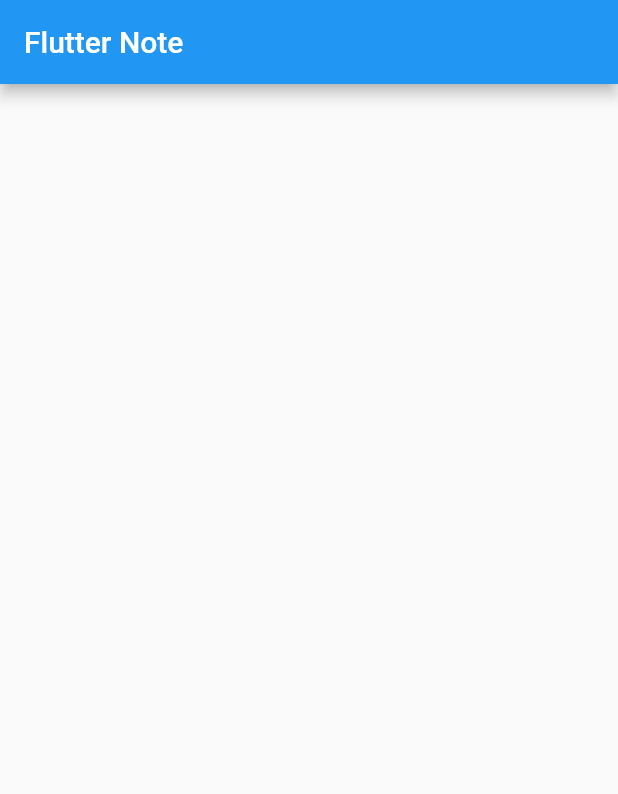
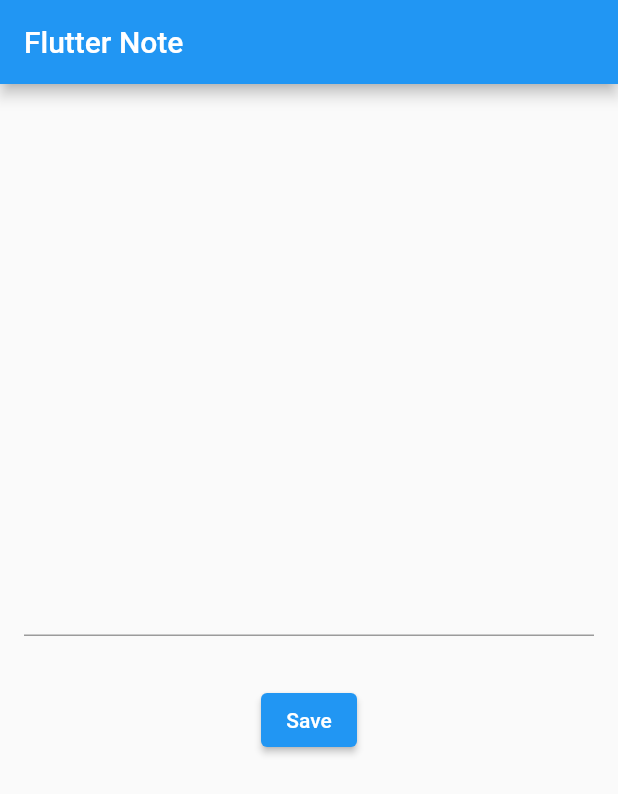
Before and after one commit to k3forx/flutter_note, a Flutter app: the screen it shows after launch, on a phone screen of 412 x 824 dp. Shown: the top 794 px of the screen. Run offline on Flutter 3.47's test engine with Material 2 defaults, Android fonts, the phone set to English and light mode, and no system bars.

Commit message:
update widgets

```diff
--- a/lib/main.dart
+++ b/lib/main.dart
@@ -12,11 +12,21 @@ class MyApp extends StatelessWidget {
   Widget build(BuildContext context) {
     return MaterialApp(
       home: Scaffold(
-        appBar: AppBar(
-          title: const Text('Flutter Note'),
-        ),
-        body: Container(),
-      ),
+          appBar: AppBar(
+            title: const Text('Flutter Note'),
+          ),
+          body: Padding(
+            padding: const EdgeInsets.all(16),
+            child: Column(
+              children: [
+                const Spacer(),
+                const TextField(),
+                const SizedBox(height: 32),
+                ElevatedButton(onPressed: () {}, child: const Text('Save')),
+                const Spacer(),
+              ],
+            ),
+          )),
     );
   }
 }
```
